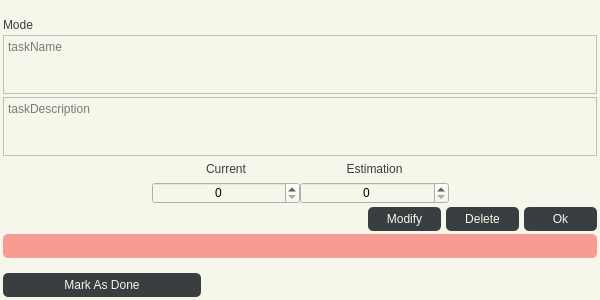
TheVipek/PomoPeak, file PomoPeak/ui/taskQT.ui: the form before one commit.
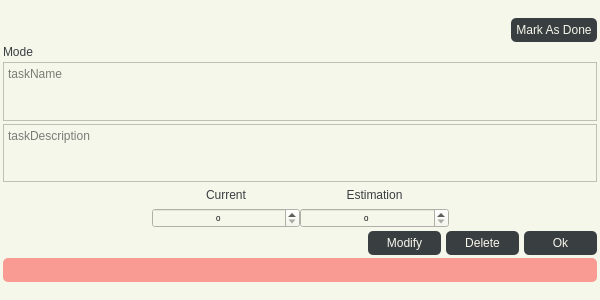
The form after the commit.

Diff of the .ui file:
```diff
--- a/PomoPeak/ui/taskQT.ui
+++ b/PomoPeak/ui/taskQT.ui
@@ -41,6 +41,10 @@
 {
 	color: #393e41;
 }
+QLabel, QPushButton, QTextEdit
+{
+	font-size: 12px;
+}
 QPushButton
 {
 	background-color: #393e41;
@@ -77,7 +81,7 @@
 }
 </string>
   </property>
-  <layout class="QVBoxLayout" name="verticalLayout" stretch="0,0">
+  <layout class="QVBoxLayout" name="verticalLayout" stretch="0">
    <property name="spacing">
     <number>0</number>
    </property>
@@ -120,8 +124,64 @@
       <property name="bottomMargin">
        <number>15</number>
       </property>
+      <item>
+       <layout class="QHBoxLayout" name="doneLayout" stretch="0,0">
+        <property name="spacing">
+         <number>0</number>
+        </property>
+        <property name="leftMargin">
+         <number>0</number>
+        </property>
+        <property name="topMargin">
+         <number>0</number>
+        </property>
+        <property name="rightMargin">
+         <number>0</number>
+        </property>
+        <property name="bottomMargin">
+         <number>0</number>
+        </property>
+        <item>
+         <spacer name="horizontalSpacer_3">
+          <property name="orientation">
+           <enum>Qt::Horizontal</enum>
+          </property>
+          <property name="sizeHint" stdset="0">
+           <size>
+            <width>40</width>
+            <height>20</height>
+           </size>
+          </property>
+         </spacer>
+        </item>
+        <item>
+         <widget class="QPushButton" name="taskStatusBtn">
+          <property name="sizePolicy">
+           <sizepolicy hsizetype="Preferred" vsizetype="Preferred">
+            <horstretch>0</horstretch>
+            <verstretch>0</verstretch>
+           </sizepolicy>
+          </property>
+          <property name="maximumSize">
+           <size>
+            <width>16777215</width>
+            <height>16777215</height>
+           </size>
+          </property>
+          <property name="text">
+           <string>Mark As Done</string>
+          </property>
+         </widget>
+        </item>
+       </layout>
+      </item>
       <item>
        <widget class="QLabel" name="modeLabel">
+        <property name="font">
+         <font>
+          <pointsize>-1</pointsize>
+         </font>
+        </property>
         <property name="text">
          <string>Mode</string>
         </property>
@@ -129,6 +189,11 @@
       </item>
       <item>
        <widget class="QTextEdit" name="taskName">
+        <property name="font">
+         <font>
+          <pointsize>-1</pointsize>
+         </font>
+        </property>
         <property name="autoFillBackground">
          <bool>true</bool>
         </property>
@@ -157,6 +222,11 @@
           <height>0</height>
          </size>
         </property>
+        <property name="font">
+         <font>
+          <pointsize>-1</pointsize>
+         </font>
+        </property>
         <property name="autoFillBackground">
          <bool>false</bool>
         </property>
@@ -224,6 +294,11 @@
             <height>16777215</height>
            </size>
           </property>
+          <property name="font">
+           <font>
+            <pointsize>-1</pointsize>
+           </font>
+          </property>
           <property name="text">
            <string>Current</string>
           </property>
@@ -252,6 +327,11 @@
             <height>16777215</height>
            </size>
           </property>
+          <property name="font">
+           <font>
+            <pointsize>-1</pointsize>
+           </font>
+          </property>
           <property name="text">
            <string>Estimation</string>
           </property>
@@ -325,6 +405,11 @@
             <height>16777215</height>
            </size>
           </property>
+          <property name="font">
+           <font>
+            <pointsize>6</pointsize>
+           </font>
+          </property>
           <property name="alignment">
            <set>Qt::AlignCenter</set>
           </property>
@@ -350,6 +435,11 @@
             <height>16777215</height>
            </size>
           </property>
+          <property name="font">
+           <font>
+            <pointsize>6</pointsize>
+           </font>
+          </property>
           <property name="alignment">
            <set>Qt::AlignCenter</set>
           </property>
@@ -402,6 +492,11 @@
             <height>16777215</height>
            </size>
           </property>
+          <property name="font">
+           <font>
+            <pointsize>-1</pointsize>
+           </font>
+          </property>
           <property name="text">
            <string>Modify</string>
           </property>
@@ -421,6 +516,11 @@
             <height>16777215</height>
            </size>
           </property>
+          <property name="font">
+           <font>
+            <pointsize>-1</pointsize>
+           </font>
+          </property>
           <property name="text">
            <string>Delete</string>
           </property>
@@ -440,6 +540,11 @@
             <height>16777215</height>
            </size>
           </property>
+          <property name="font">
+           <font>
+            <pointsize>-1</pointsize>
+           </font>
+          </property>
           <property name="layoutDirection">
            <enum>Qt::LeftToRight</enum>
           </property>
@@ -493,57 +598,6 @@
      </layout>
     </widget>
    </item>
-   <item>
-    <layout class="QHBoxLayout" name="doneLayout" stretch="1,2">
-     <property name="spacing">
-      <number>0</number>
-     </property>
-     <property name="leftMargin">
-      <number>0</number>
-     </property>
-     <property name="topMargin">
-      <number>0</number>
-     </property>
-     <property name="rightMargin">
-      <number>0</number>
-     </property>
-     <property name="bottomMargin">
-      <number>0</number>
-     </property>
-     <item>
-      <widget class="QPushButton" name="taskStatusBtn">
-       <property name="sizePolicy">
-        <sizepolicy hsizetype="Preferred" vsizetype="Preferred">
-         <horstretch>0</horstretch>
-         <verstretch>0</verstretch>
-        </sizepolicy>
-       </property>
-       <property name="maximumSize">
-        <size>
-         <width>16777215</width>
-         <height>16777215</height>
-        </size>
-       </property>
-       <property name="text">
-        <string>Mark As Done</string>
-       </property>
-      </widget>
-     </item>
-     <item>
-      <spacer name="horizontalSpacer_3">
-       <property name="orientation">
-        <enum>Qt::Horizontal</enum>
-       </property>
-       <property name="sizeHint" stdset="0">
-        <size>
-         <width>40</width>
-         <height>20</height>
-        </size>
-       </property>
-      </spacer>
-     </item>
-    </layout>
-   </item>
   </layout>
  </widget>
  <resources/>
```
